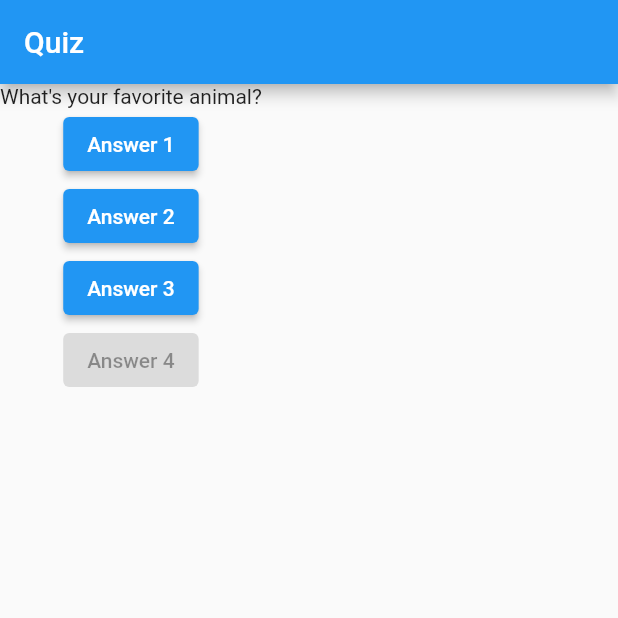
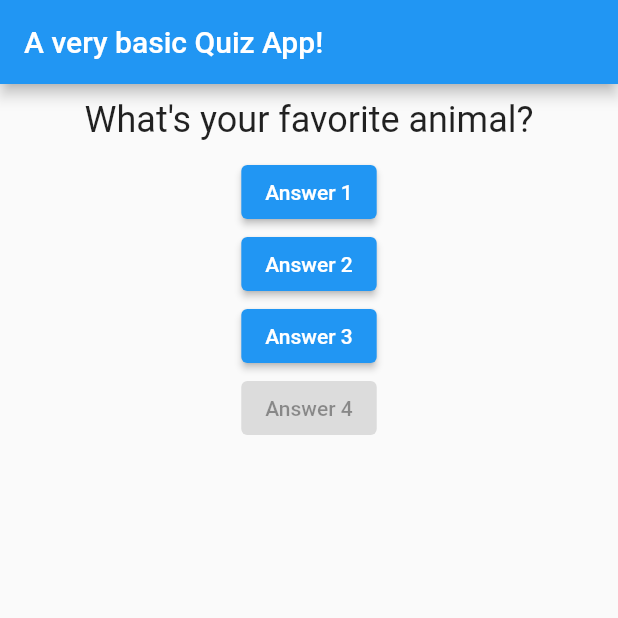
Before and after one commit to timsinakiran/quiz_app, a Flutter app: the screen it shows after launch, after a tap on "Answer 1", on a phone screen of 412 x 824 dp, the top half of it. Run offline on Flutter 3.47's test engine with Material 2 defaults, Android fonts, the phone set to English and light mode, and no system bars.

Commit message:
refactor using question class

```diff
--- a/lib/main.dart
+++ b/lib/main.dart
@@ -1,4 +1,5 @@
 import "package:flutter/material.dart";
+import "./question.dart";
 
 // void main() {
 //   runApp(MyApp());
@@ -9,18 +10,17 @@ void main() => runApp(MyApp());
 class MyApp extends StatefulWidget {
   @override
   State<StatefulWidget> createState() {
-    return MyAppState();
+    return _MyAppState();
   }
 }
 
-class MyAppState extends State<MyApp> {
-  var questionIndex = 0;
-  void answerQuestion() {
+class _MyAppState extends State<MyApp> {
+  var _questionIndex = 0;
+  void _answerQuestion() {
     setState(() {
-    questionIndex = (questionIndex + 1) % 3;
-
+      _questionIndex = (_questionIndex + 1) % 3;
     });
-    print(questionIndex);
+    print(_questionIndex);
   }
 
   @override
@@ -33,13 +33,13 @@ class MyAppState extends State<MyApp> {
     return MaterialApp(
       home: Scaffold(
         appBar: AppBar(
-          title: Text('Quiz'),
+          title: Text('A very basic Quiz App!'),
         ),
         body: Column(
           children: [
-            Text(questions[questionIndex]),
+            Question(questions[_questionIndex]),
             ElevatedButton(
-              onPressed: answerQuestion,
+              onPressed: _answerQuestion,
               child: Text('Answer 1'),
             ),
             ElevatedButton(
--- /dev/null
+++ b/lib/question.dart
@@ -0,0 +1,20 @@
+import 'package:flutter/material.dart';
+
+class Question extends StatelessWidget {
+  final String questionText;
+
+  Question(this.questionText);
+
+  @override
+  Widget build(BuildContext context) {
+    return Container(
+      width: double.infinity,
+      margin: EdgeInsets.all(10),
+      child: Text(
+        questionText,
+        style: TextStyle(fontSize: 24),
+        textAlign: TextAlign.center,
+      ),
+    );
+  }
+}
```
